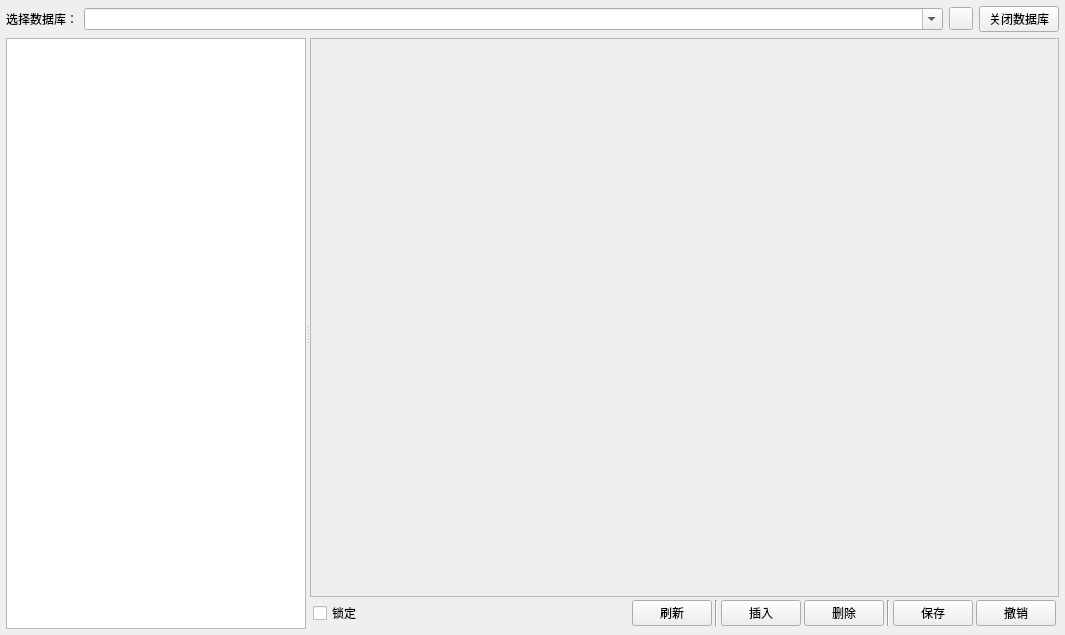
MrLoo1/QT-SQLiteStudio, file wSeeDB.ui: the form before one commit.
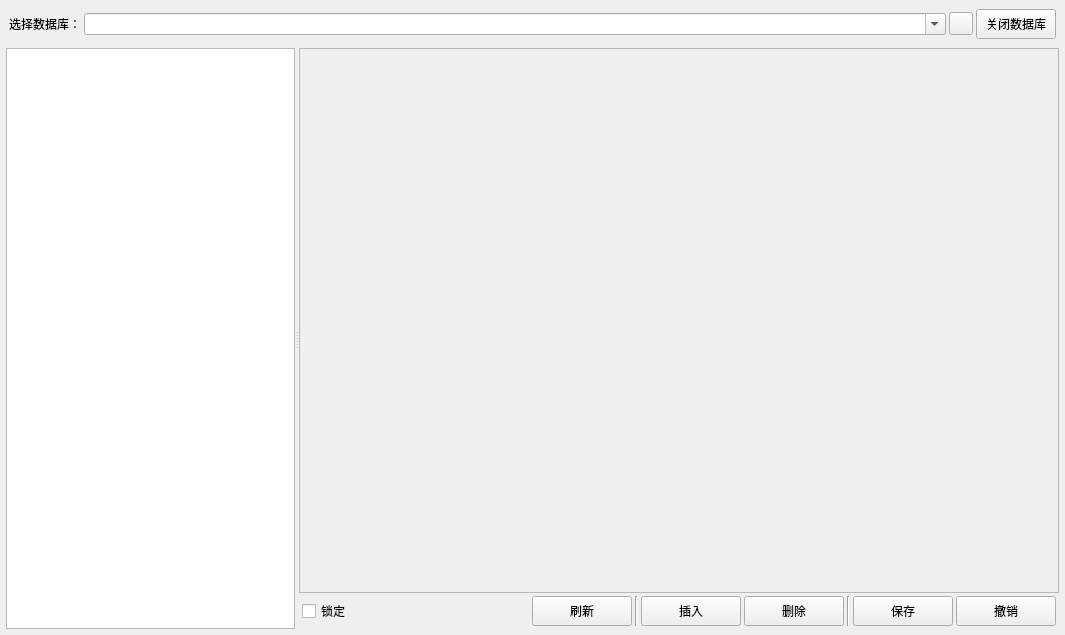
The form after the commit.

What changed in the file:
```diff
--- a/wSeeDB.ui
+++ b/wSeeDB.ui
@@ -42,19 +42,19 @@
      </property>
      <layout class="QHBoxLayout" name="horizontalLayout_2">
       <property name="spacing">
-       <number>6</number>
+       <number>3</number>
       </property>
       <property name="leftMargin">
-       <number>0</number>
+       <number>3</number>
       </property>
       <property name="topMargin">
-       <number>0</number>
+       <number>3</number>
       </property>
       <property name="rightMargin">
-       <number>0</number>
+       <number>3</number>
       </property>
       <property name="bottomMargin">
-       <number>0</number>
+       <number>3</number>
       </property>
       <item>
        <widget class="QLabel" name="lbSeeDB">
@@ -91,6 +91,12 @@
       </item>
       <item>
        <widget class="QPushButton" name="btnClose">
+        <property name="minimumSize">
+         <size>
+          <width>0</width>
+          <height>30</height>
+         </size>
+        </property>
         <property name="text">
          <string>关闭数据库</string>
         </property>
@@ -192,6 +198,12 @@
           </property>
           <item>
            <widget class="QCheckBox" name="chbLock">
+            <property name="minimumSize">
+             <size>
+              <width>100</width>
+              <height>30</height>
+             </size>
+            </property>
             <property name="text">
              <string>锁定</string>
             </property>
@@ -212,6 +224,12 @@
           </item>
           <item>
            <widget class="QPushButton" name="btnRefreshSeeDB">
+            <property name="minimumSize">
+             <size>
+              <width>100</width>
+              <height>30</height>
+             </size>
+            </property>
             <property name="text">
              <string>刷新</string>
             </property>
@@ -226,6 +244,12 @@
           </item>
           <item>
            <widget class="QPushButton" name="btnInsert">
+            <property name="minimumSize">
+             <size>
+              <width>100</width>
+              <height>30</height>
+             </size>
+            </property>
             <property name="text">
              <string>插入</string>
             </property>
@@ -233,6 +257,12 @@
           </item>
           <item>
            <widget class="QPushButton" name="btnDelete">
+            <property name="minimumSize">
+             <size>
+              <width>100</width>
+              <height>30</height>
+             </size>
+            </property>
             <property name="text">
              <string>删除</string>
             </property>
@@ -247,6 +277,12 @@
           </item>
           <item>
            <widget class="QPushButton" name="btnCommit">
+            <property name="minimumSize">
+             <size>
+              <width>100</width>
+              <height>30</height>
+             </size>
+            </property>
             <property name="text">
              <string>保存</string>
             </property>
@@ -254,6 +290,12 @@
           </item>
           <item>
            <widget class="QPushButton" name="btnRevert">
+            <property name="minimumSize">
+             <size>
+              <width>100</width>
+              <height>30</height>
+             </size>
+            </property>
             <property name="text">
              <string>撤销</string>
             </property>
```
